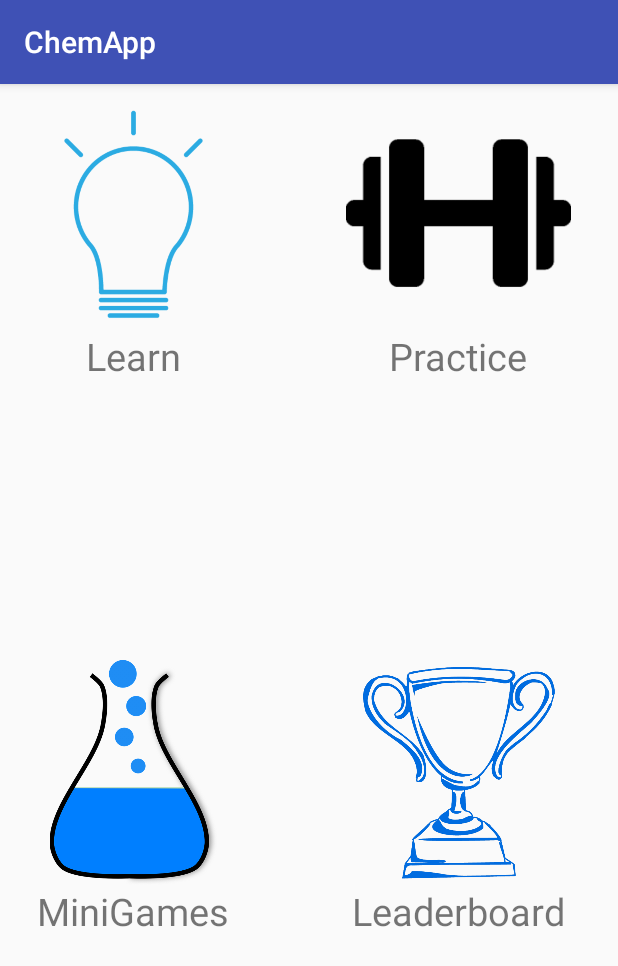
After one commit to soomroha/Chemity-Android-App-, an Android app: the InterforcesOptionsActivity screen opened directly, with no data from a screen before it, on a phone screen of 412 x 824 dp. The commit adds this screen. Shown: the top 966 px of the screen. Run offline under Robolectric (Android 15) with nearby library versions, the phone set to English and light mode, and no system bars; network calls fail.

Commit message:
added in classes and layouts for intermolecular forces, need to do library for it

```diff
--- /dev/null
+++ b/app/src/main/java/com/example/android/chemapp/InterforcesOptionsActivity.kt
@@ -0,0 +1,53 @@
+package com.example.android.chemapp
+
+import android.content.Intent
+import android.os.Bundle
+import android.support.v4.app.ActivityCompat
+import android.support.v7.app.AppCompatActivity
+import android.widget.Toast
+import com.google.android.gms.auth.api.signin.GoogleSignIn
+import com.google.android.gms.games.Games
+import kotlinx.android.synthetic.main.interforces_options.*
+import kotlinx.android.synthetic.main.interforces_options.interforcesPractice
+
+
+class InterforcesOptionsActivity : AppCompatActivity() {
+
+
+    private var RC_LEADERBOARD_UI = 9004
+
+
+
+    override fun onCreate(savedInstanceState: Bundle?) {
+        super.onCreate(savedInstanceState)
+        setContentView(R.layout.interforces_options)
+
+        interforcesPractice.setOnClickListener(){
+            val intent = Intent(this@InterforcesOptionsActivity, InterforcesQuizActivity::class.java)
+            startActivity(intent)
+        }
+
+        interforcesLeaderboard.setOnClickListener(){
+
+            val acc = GoogleSignIn.getLastSignedInAccount(this)
+            if( acc == null){
+                Toast.makeText(this, "You need to sign in!", Toast.LENGTH_SHORT).show()
+            }
+            else {
+                val leaderBoardClient = Games.getLeaderboardsClient(this@InterforcesOptionsActivity, acc)
+                Games.getLeaderboardsClient(this, acc)
+
+                        .getLeaderboardIntent(getString(R.string.leaerboard_interforces_id))
+                        .addOnSuccessListener {
+                            intent -> ActivityCompat.startActivityForResult(this, intent, RC_LEADERBOARD_UI, null)
+                            Toast.makeText(this, "success", Toast.LENGTH_SHORT).show()
+                        }
+            }
+
+        }
+
+    }
+
+
+
+}
--- a/app/src/main/res/layout/activity_main.xml
+++ b/app/src/main/res/layout/activity_main.xml
@@ -137,7 +137,7 @@
             </LinearLayout>
 
             <LinearLayout
-                android:id="@+id/topic5"
+                android:id="@+id/Interforces"
                 android:layout_width="match_parent"
                 android:layout_height="100dp"
                 android:orientation="horizontal">
@@ -155,7 +155,7 @@
                     android:layout_width="match_parent"
                     android:layout_height="match_parent"
                     android:layout_weight="1"
-                    android:text="Chemical Bonds"
+                    android:text="Intermolecular Forces"
                     android:gravity="center"/>
 
                 <ProgressBar
--- /dev/null
+++ b/app/src/main/res/layout/interforces_options.xml
@@ -0,0 +1,130 @@
+<?xml version="1.0" encoding="utf-8"?>
+<GridLayout xmlns:android="http://schemas.android.com/apk/res/android"
+    xmlns:app="http://schemas.android.com/apk/res-auto"
+    android:id="@+id/mainGrid"
+    android:layout_width="match_parent"
+    android:layout_height="match_parent"
+    android:layout_weight="8"
+    android:alignmentMode="alignMargins"
+    android:columnCount="2"
+    android:columnOrderPreserved="false"
+    android:padding="14dp"
+    android:rowCount="2">
+
+
+    <LinearLayout
+        android:id="@+id/interforcesLearn"
+        android:layout_width="wrap_content"
+        android:layout_height="wrap_content"
+        android:layout_gravity="center"
+        android:layout_marginRight="50dp"
+        android:orientation="vertical">
+
+        <ImageView
+            android:id="@+id/learnImage"
+            android:layout_width="150dp"
+            android:layout_height="150dp"
+            android:layout_gravity="center"
+            android:layout_weight=".2"
+            android:adjustViewBounds="true"
+            app:srcCompat="@drawable/learn" />
+
+        <TextView
+            android:id="@+id/learnTextView"
+            android:layout_width="wrap_content"
+            android:layout_height="wrap_content"
+            android:layout_gravity="center"
+            android:layout_weight="1"
+            android:gravity="center"
+            android:text="Learn"
+            android:textSize="25dp" />
+
+    </LinearLayout>
+
+    <LinearLayout
+        android:id="@+id/interforcesPractice"
+        android:layout_width="wrap_content"
+        android:layout_height="wrap_content"
+        android:layout_gravity="center"
+        android:orientation="vertical">
+
+        <ImageView
+            android:id="@+id/practiceImage"
+            android:layout_width="150dp"
+            android:layout_height="150dp"
+            android:layout_gravity="center"
+            android:layout_weight=".2"
+            android:adjustViewBounds="true"
+            app:srcCompat="@drawable/practice" />
+
+        <TextView
+            android:id="@+id/practiceTextView"
+            android:layout_width="wrap_content"
+            android:layout_height="wrap_content"
+            android:layout_gravity="center"
+            android:layout_weight="1"
+            android:gravity="center"
+            android:text="Practice"
+            android:textSize="25dp" />
+
+    </LinearLayout>
+
+    <LinearLayout
+        android:id="@+id/interforcesMiniGames"
+        android:layout_width="wrap_content"
+        android:layout_height="wrap_content"
+        android:layout_gravity="center"
+        android:layout_marginRight="50dp"
+        android:orientation="vertical">
+
+        <ImageView
+            android:id="@+id/minigameImage"
+            android:layout_width="150dp"
+            android:layout_height="150dp"
+            android:layout_gravity="center"
+            android:layout_weight=".2"
+            android:adjustViewBounds="true"
+            app:srcCompat="@drawable/minigame" />
+
+        <TextView
+            android:id="@+id/minigameTextView"
+            android:layout_width="wrap_content"
+            android:layout_height="wrap_content"
+            android:layout_gravity="center"
+            android:layout_weight="1"
+            android:gravity="center"
+            android:text="MiniGames"
+            android:textSize="25dp" />
+
+    </LinearLayout>
+
+    <LinearLayout
+        android:id="@+id/interforcesLeaderboard"
+        android:layout_width="wrap_content"
+        android:layout_height="wrap_content"
+        android:layout_gravity="center"
+        android:orientation="vertical">
+
+        <ImageView
+            android:id="@+id/leaderboardImage"
+            android:layout_width="150dp"
+            android:layout_height="150dp"
+            android:layout_gravity="center"
+            android:layout_weight=".2"
+            android:adjustViewBounds="true"
+            app:srcCompat="@drawable/leaderboard" />
+
+        <TextView
+            android:id="@+id/leaderboardTextView"
+            android:layout_width="wrap_content"
+            android:layout_height="wrap_content"
+            android:layout_gravity="center"
+            android:layout_weight="1"
+            android:gravity="center"
+            android:text="Leaderboard"
+            android:textSize="25dp" />
+
+    </LinearLayout>
+
+
+</GridLayout>
--- a/app/src/main/res/values/ids.xml
+++ b/app/src/main/res/values/ids.xml
@@ -17,4 +17,6 @@
     <string name="leaderboard_charelements_id" translatable="false">CgkIufeiq64XEAIQAw</string>
     <!-- leaderboard Trends In Periodic Table -->
     <string name="leaderboard_trendsinpt_id" translatable="false">CgkIufeiq64XEAIQBA</string>
+    <!-- leaderboard Intermolecular forces -->
+    <string name="leaerboard_interforces_id" translatable="false">CgkIufeiq64XEAIQBQ</string>
 </resources>
```
Also changed, not shown: app/src/main/AndroidManifest.xml (+20 -0 lines), app/src/main/java/com/example/android/chemapp/InterforcesQuestionsLibrary.kt (added, +79 -0 lines), app/src/main/java/com/example/android/chemapp/InterforcesQuizActivity.kt (added, +187 -0 lines), app/src/main/java/com/example/android/chemapp/InterforcesQuizSummaryActivity.kt (added, +52 -0 lines), app/src/main/java/com/example/android/chemapp/MainActivity.kt (+6 -13 lines), app/src/main/res/layout/interforces_quiz.xml (added, +109 -0 lines), app/src/main/res/layout/interforces_quiz_summary.xml (added, +70 -0 lines), 1 other file.
